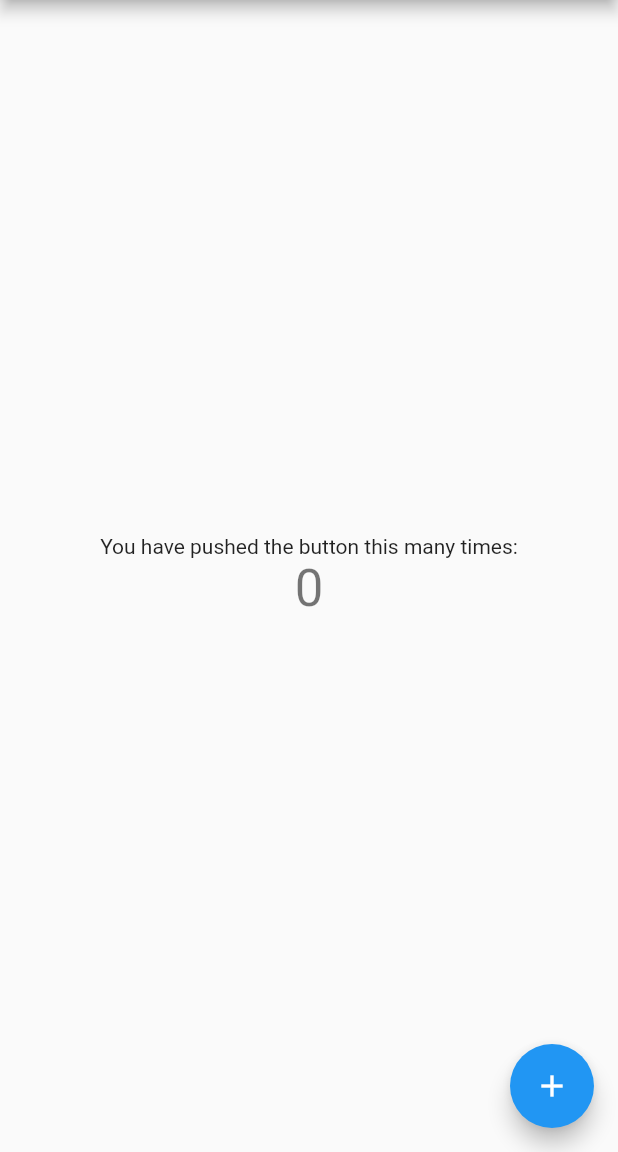
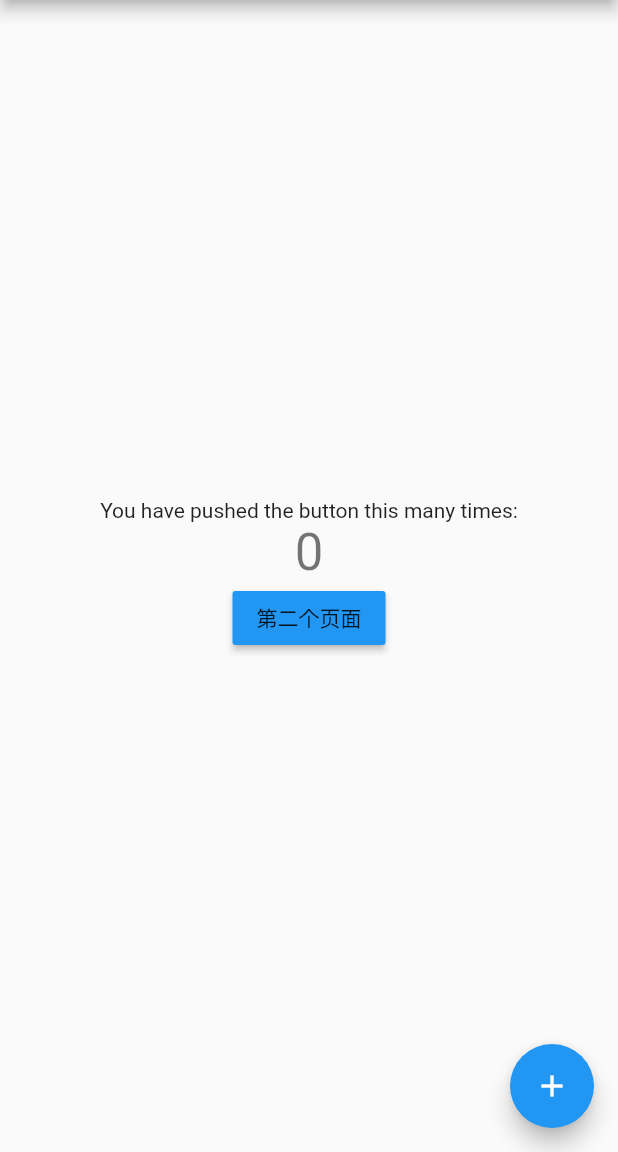
Before and after one commit to godtrace12/flutter_module, a Flutter app: the screen it shows after launch, on a phone screen of 412 x 824 dp, the part 84-1236 px from its top. Run offline on Flutter 3.47's test engine with Material 2 defaults, Android fonts, the phone set to English and light mode, and no system bars.

Commit message:
[add] add another page

```diff
--- a/lib/main.dart
+++ b/lib/main.dart
@@ -1,4 +1,5 @@
 import 'package:flutter/material.dart';
+import 'tabMain.dart';
 
 void main() => runApp(MyApp());
 
@@ -20,6 +21,7 @@ class MyApp extends StatelessWidget {
         primarySwatch: Colors.blue,
       ),
       home: MyHomePage(title: 'Flutter Demo Home Page'),
+      routes: <String,WidgetBuilder>{'tabMain':(_)=>TabMain()},
     );
   }
 }
@@ -97,6 +99,14 @@ class _MyHomePageState extends State<MyHomePage> {
               '$_counter',
               style: Theme.of(context).textTheme.display1,
             ),
+            RaisedButton(
+              onPressed: (){
+                Navigator.of(context).pushNamed("tabMain");
+              },
+              child: new Text("第二个页面"),
+              color: Colors.blue,
+            ),
+
           ],
         ),
       ),
```
Also changed, not shown: lib/tabMain.dart (added, +15 -0 lines).
